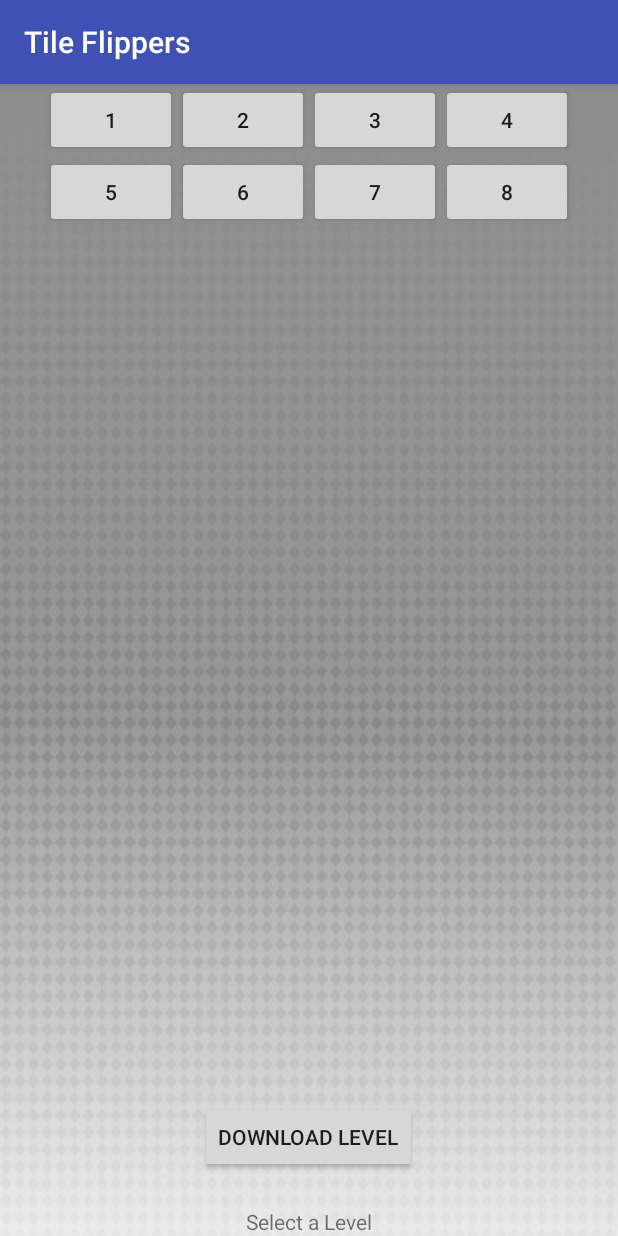
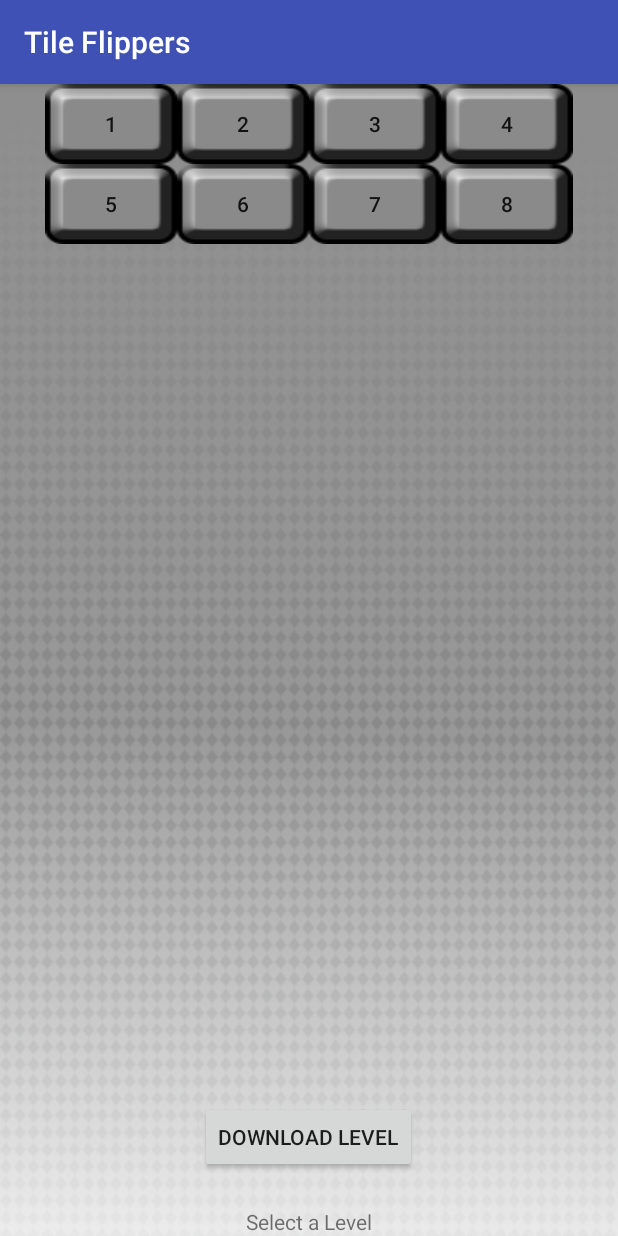
Before and after one commit to PlasmaDiffusion/PanelFlipPuzzleGame, an Android app: the LevelSelectActivity screen opened directly, with no data from a screen before it, on a phone screen of 412 x 824 dp. Run offline under Robolectric (Android 15) with nearby library versions, the phone set to English and light mode, and no system bars.

Commit message:
Level select
Buttons are colored based on if the level is cleared (Has scores) or not

```diff
--- a/app/src/main/java/com/example/a100580683/panelprototype/LevelSelectActivity.java
+++ b/app/src/main/java/com/example/a100580683/panelprototype/LevelSelectActivity.java
@@ -22,6 +22,7 @@ private HighscoreDB scoreDB;
     final int RCODE_CANCEL = -1;
 
     int[] levels;
+   int[] buttons;
 
     int levelSelected = -1;
     protected void onCreate(Bundle savedInstanceState) {
@@ -30,14 +31,15 @@ private HighscoreDB scoreDB;
 
         levels = new int[]
                 {
+                R.raw.level1, R.raw.level2, R.raw.level3, R.raw.level4, R.raw.level5, R.raw.level6, R.raw.level7, R.raw.level8
+        };
 
-                R.raw.level1, R.raw.level2, R.raw.level3, R.raw.level4, R.raw.level5, R.raw.level6, R.raw.level7, R.raw.level8
-
-
+        buttons = new int[]{
+          R.id.button, R.id.button13,R.id.button12, R.id.button14,R.id.button2, R.id.button21, R.id.button23, R.id.button24
         };
 
         scoreDB = new HighscoreDB(this);
-
+        updateButtons();
     }
 
     public void selectLevel(View view){
@@ -87,9 +89,10 @@ private HighscoreDB scoreDB;
                 scoreDB.createScore(levelSelected, responseCode);
                 Toast toast = Toast.makeText(getApplicationContext(),"Level completed in " + responseCode + " " + " turns!", Toast.LENGTH_SHORT);
                 toast.show();
+
             }
         }
-
+        updateButtons();
     }
 
     void previewLevel(){
@@ -107,4 +110,16 @@ private HighscoreDB scoreDB;
         Intent intent = new Intent(this, DownloadLevelActivity.class);
         startActivity(intent);
     }
+
+    void updateButtons(){
+        for(int i = 0; i < levels.length; i++){
+            Button check = (Button)findViewById(buttons[i]);
+            if(scoreDB.getScore(i + 1) != null){
+                check.setBackground(getResources().getDrawable(R.drawable.buttonclear));
+            }
+            else{
+                check.setBackground(getResources().getDrawable(R.drawable.buttonnew));
+            }
+        }
+    }
 }
--- a/app/src/main/res/layout/activity_select.xml
+++ b/app/src/main/res/layout/activity_select.xml
@@ -39,8 +39,7 @@
                 android:layout_centerHorizontal="true"
                 android:layout_centerVertical="true"
                 android:onClick="selectLevel"
-
-                android:text="3" />
+                android:text="@string/lvl_3" />
 
 
             <Button
@@ -50,7 +49,7 @@
                 android:layout_centerHorizontal="true"
                 android:layout_centerVertical="true"
                 android:onClick="selectLevel"
-                android:text="4" />
+                android:text="@string/lvl_4" />
 
 
 
@@ -67,7 +66,7 @@
             android:layout_centerHorizontal="true"
             android:layout_centerVertical="true"
             android:onClick="selectLevel"
-            android:text="5" />
+            android:text="@string/lvl_5" />
 
         <Button
             android:id="@+id/button21"
@@ -76,7 +75,7 @@
             android:layout_centerHorizontal="true"
             android:layout_centerVertical="true"
             android:onClick="selectLevel"
-            android:text="6" />
+            android:text="@string/lvl_6" />
 
             <Button
                 android:id="@+id/button23"
@@ -85,7 +84,7 @@
                 android:layout_centerHorizontal="true"
                 android:layout_centerVertical="true"
                 android:onClick="selectLevel"
-                android:text="7" />
+                android:text="@string/lvl_7" />
 
             <Button
                 android:id="@+id/button24"
@@ -94,7 +93,7 @@
                 android:layout_centerHorizontal="true"
                 android:layout_centerVertical="true"
                 android:onClick="selectLevel"
-                android:text="8" />
+                android:text="@string/lvl_8" />
 
 
 
--- a/app/src/main/res/values/strings.xml
+++ b/app/src/main/res/values/strings.xml
@@ -36,4 +36,15 @@
     <string name="image_functionality2">The bottom half represents the starting panel layout. It can be any combination of orange and blue.</string>
     <string name="help">Help</string>
     <string name="lvl_4">4</string>
+    <string name="lvl_5">5</string>
+    <string name="lvl_6">6</string>
+    <string name="lvl_7">7</string>
+    <string name="lvl_8">8</string>
+
+    <string-array name = "Levels">
+        <item>1</item>
+        <item>2</item>
+        <item>3</item>
+        <item>4</item>
+    </string-array>
 </resources>
```
Also changed, not shown: app/src/main/res/drawable/buttonclear.png (added), app/src/main/res/drawable/buttonnew.png (added).
